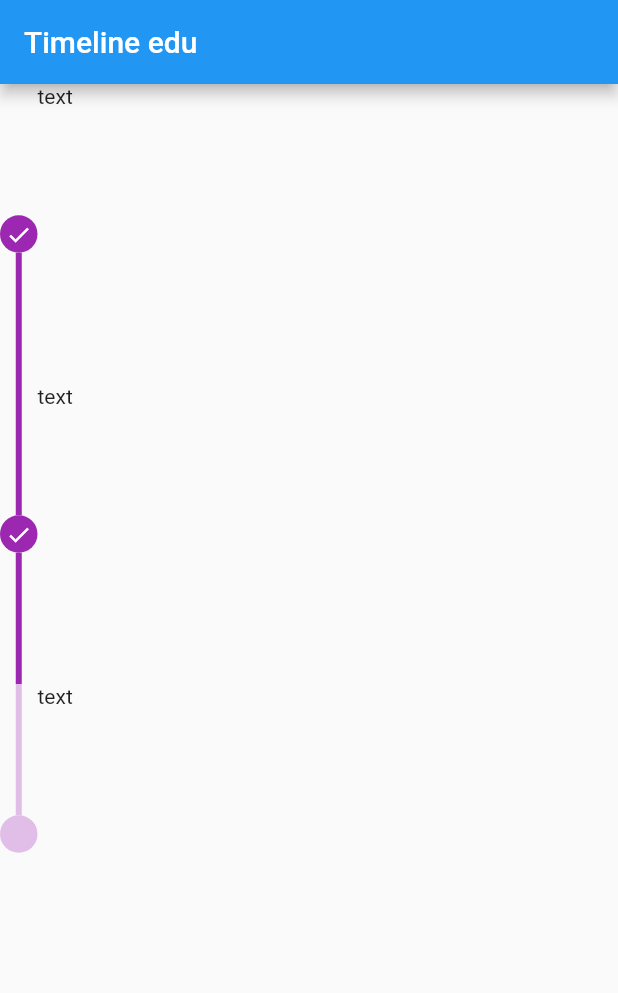
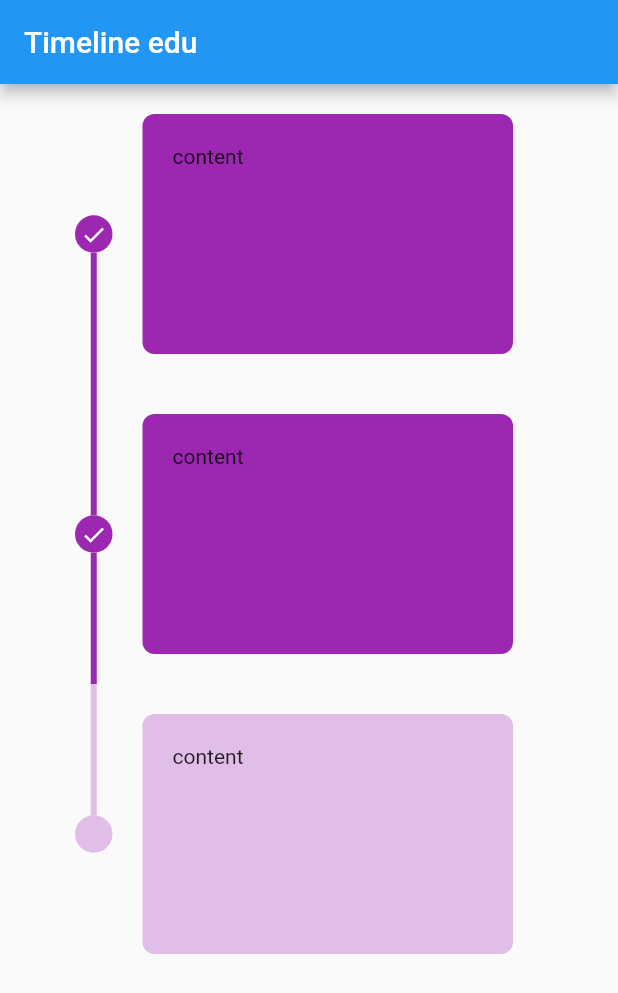
Before and after one commit to hyeyoungmesh/SlipFlutterPair, a Flutter app: the screen it shows after launch, on a phone screen of 412 x 824 dp. Shown: the top 993 px of the screen. Run offline on Flutter 3.47's test engine with Material 2 defaults, Android fonts, the phone set to English and light mode, and no system bars; drawn by our look-alikes of timeline_tile.

Commit message:
김미림

```diff
--- a/slip_flutter_pair/lib/main.dart
+++ b/slip_flutter_pair/lib/main.dart
@@ -30,6 +30,7 @@
   @override
   Widget build(BuildContext context) {
     return ListView(
+      padding: EdgeInsets.symmetric(horizontal: 50),
       children: const [
         MyTimelineTile(
           isFirst: true,
@@ -55,6 +56,11 @@
 }
 
 class MyTimelineTile extends StatelessWidget {
+  final bool isFirst;
+  final bool isLast;
+  final bool isPast;
+  final String content;
+
   const MyTimelineTile({
     super.key,
     required this.isFirst,
@@ -62,20 +68,18 @@
     required this.isPast,
     required this.content,
   });
-  final bool isFirst;
-  final bool isLast;
-  final bool isPast;
-  final String content;
 
   @override
   Widget build(BuildContext context) {
     return SizedBox(
       height: 200,
-      child: Container(
       child: TimelineTile(
         isFirst: isFirst,
         isLast: isLast,
-          endChild: DecorationBoxWidget(),
+        endChild: DecorationBoxWidget(
+          isPast: isPast,
+          child: Text(content),
+        ),
         beforeLineStyle: LineStyle(
           color: isPast ? Colors.purple : Colors.purple.shade100,
         ),
@@ -89,22 +93,30 @@
           ),
         ),
       ),
-      ),
     );
   }
 }
 
 class DecorationBoxWidget extends StatelessWidget {
-  const DecorationBoxWidget({Key? key}) : super(key: key);
+  final bool isPast;
+  final child;
+
+  const DecorationBoxWidget({
+    Key? key,
+    required this.isPast,
+    this.child,
+  }) : super(key: key);
 
   @override
   Widget build(BuildContext context) {
     return Container(
-      child: SizedBox(
-        width: 100,
-        height: 100,
-        child: Text('text'),
+      margin: EdgeInsets.all(20),
+      padding: EdgeInsets.all(20),
+      decoration: BoxDecoration(
+        borderRadius: BorderRadius.circular(8),
+        color: isPast ? Colors.purple : Colors.purple.shade100,
       ),
+      child: child,
     );
   }
 }
```
Lines whose indentation alone changed are shown as unchanged.
